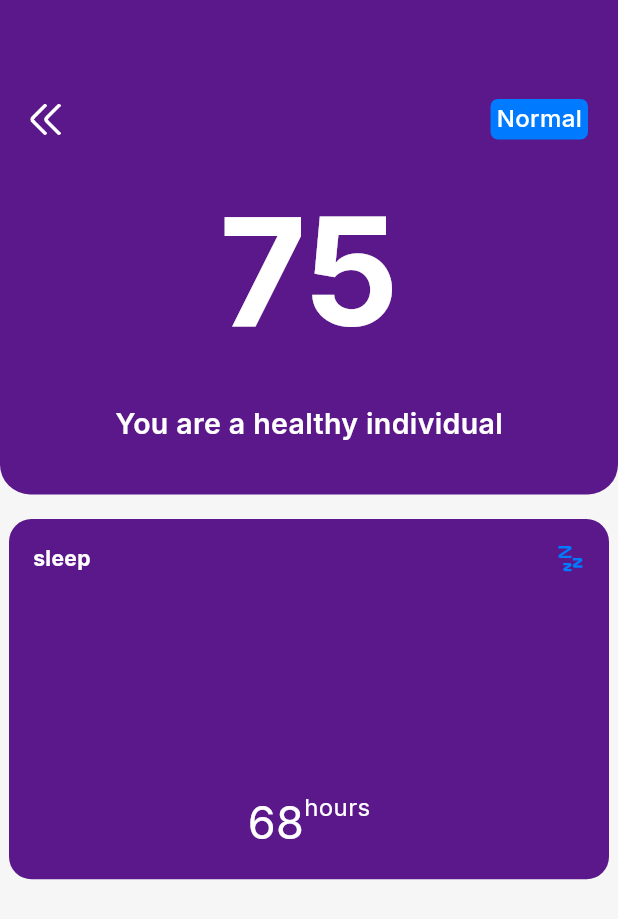
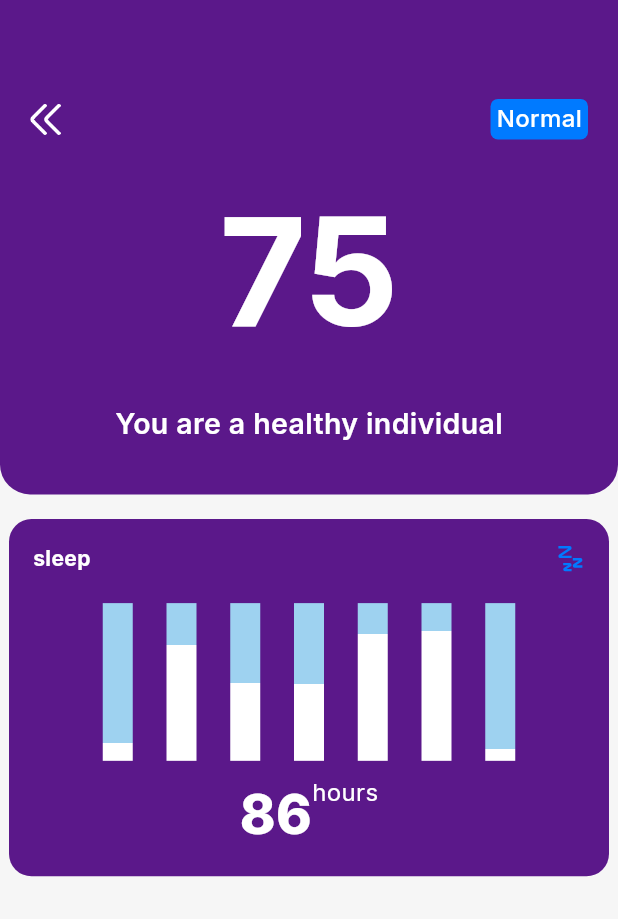
Before and after one commit to Rehman-Amjad/health_elv, a Flutter app: the HealthScoreScreen screen opened by its route, on a phone screen of 412 x 824 dp. Shown: the top 919 px of the screen. Run offline on Flutter 3.47's test engine with Material 3 defaults, Android fonts, the phone set to English and light mode, and no system bars; drawn by our look-alikes of fl_chart; our stand-ins replace cached_network_image, cloud_firestore, firebase_auth, firebase_core, flutter_svg, fluttertoast and 6 more; missing offline and left inert: gif_view, gradient_slider; accounts and stored records are empty.

Commit message:
bar chart fixed

```diff
--- a/lib/screens/bottom_nav/sub_view/custom_bar_chart.dart
+++ b/lib/screens/bottom_nav/sub_view/custom_bar_chart.dart
@@ -1,3 +1,5 @@
+import 'dart:math';
+
 import 'package:fl_chart/fl_chart.dart';
 import 'package:flutter/material.dart';
 import 'package:health_elev8_app/path_file.dart';
@@ -10,7 +12,7 @@ class CustomBarChart extends StatelessWidget {
     return AspectRatio(
       aspectRatio: 3.50,
       child: Container(
-        padding: const EdgeInsets.only(left: 24,right: 24),
+        padding: const EdgeInsets.only(left: 24, right: 24),
         child: BarChart(
           BarChartData(
             gridData: const FlGridData(show: false),
@@ -37,9 +39,109 @@ class CustomBarChart extends StatelessWidget {
             borderData: FlBorderData(show: false),
             minY: 0,
             maxY: 300,
+            barGroups: _getBarGroups(),
           ),
         ),
       ),
     );
   }
+
+  List<BarChartGroupData> _getBarGroups() {
+    final random = Random();
+    final barsData = List.generate(7, (index) => random.nextDouble() * 300);
+
+    return barsData.asMap().entries.map((entry) {
+      final index = entry.key;
+      final value = entry.value;
+
+      return BarChartGroupData(
+        x: index,
+        barRods: [
+          BarChartRodData(
+            toY: 300,
+            borderRadius: BorderRadius.zero,
+            gradient: LinearGradient(
+              colors: const [
+                AppColors.whiteColor,
+                Color(0xFF9ED2F0),
+              ],
+              begin: Alignment.bottomCenter,
+              end: Alignment.topCenter,
+              stops: [
+                value / 300,
+                value / 300,
+              ], // The transition point
+            ),
+            width: 20,
+          ),
+        ],
+      );
+    }).toList();
+  }
 }
+
+// List<BarChartGroupData> _getBarGroups() {
+//   return [
+//     BarChartGroupData(
+//       x: 0,
+//       barRods: [
+//         BarChartRodData(
+//           toY: 300,
+//           color: Colors.blue,
+//           borderRadius: BorderRadius.zero,
+//         ),
+//       ],
+//     ),
+//     BarChartGroupData(
+//       x: 1,
+//       barRods: [
+//         BarChartRodData(
+//           toY: 300,
+//           color: Colors.blue,
+//           borderRadius: BorderRadius.zero,
+//         ),
+//       ],
+//     ),
+//     BarChartGroupData(
+//       x: 2,
+//       barRods: [
+//         BarChartRodData(
+//           toY: 300,
+//           color: Colors.blue,
+//           borderRadius: BorderRadius.zero,
+//         ),
+//       ],
+//     ),
+//     BarChartGroupData(
+//       x: 3,
+//       barRods: [
+//         BarChartRodData(
+//           toY: 300,
+//           color: Colors.blue,
+//           borderRadius: BorderRadius.zero,
+//         ),
+//       ],
+//     ),
+//     BarChartGroupData(
+//       x: 4,
+//       barRods: [
+//         BarChartRodData(
+//           toY: 300,
+//           color: Colors.blue,
+//           borderRadius: BorderRadius.zero,
+//         ),
+//       ],
+//     ),
+//     BarChartGroupData(
+//       x: 4,
+//       barRods: [
+//         BarChartRodData(
+//           toY: 300,
+//           color: Colors.blue,
+//           borderRadius: BorderRadius.zero,
+//         ),
+//       ],
+//     ),
+//   ];
+// }
+//}
--- a/lib/screens/bottom_nav/sub_view/health_score_screen.dart
+++ b/lib/screens/bottom_nav/sub_view/health_score_screen.dart
@@ -119,17 +119,18 @@ class _HealthScoreScreenState extends State<HealthScoreScreen> {
                     )
                   ],
                 ),
+                const SizedBox(height: 20),
+                const CustomBarChart(),
                 const SizedBox(height: 10),
-                CustomBarChart(),
-                const SizedBox(height: 30),
                 const Row(
                   mainAxisAlignment: MainAxisAlignment.center,
                   crossAxisAlignment: CrossAxisAlignment.start,
                   children: [
                     AppText(
-                      text: '68',
+                      text: '86',
                       color: AppColors.whiteColor,
-                      fontSize: 30,
+                      fontSize: 36,
+                      fontWeight: FontWeight.w800,
                     ),
                     AppText(
                       text: 'hours',
```
